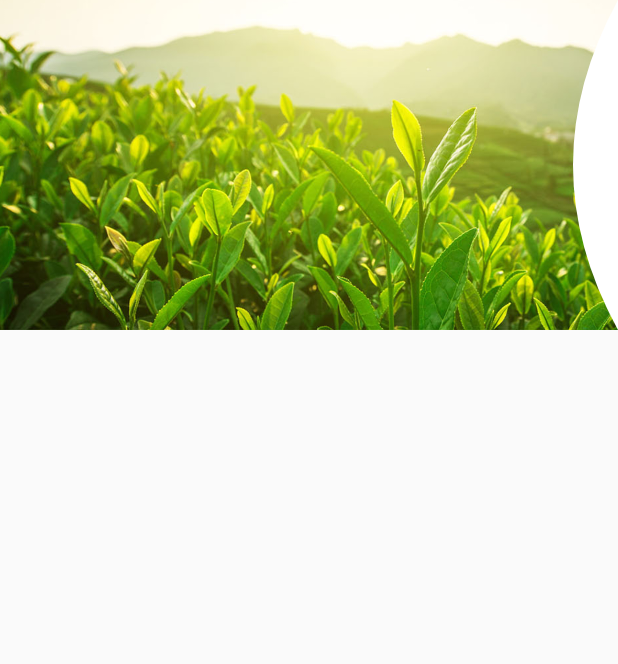
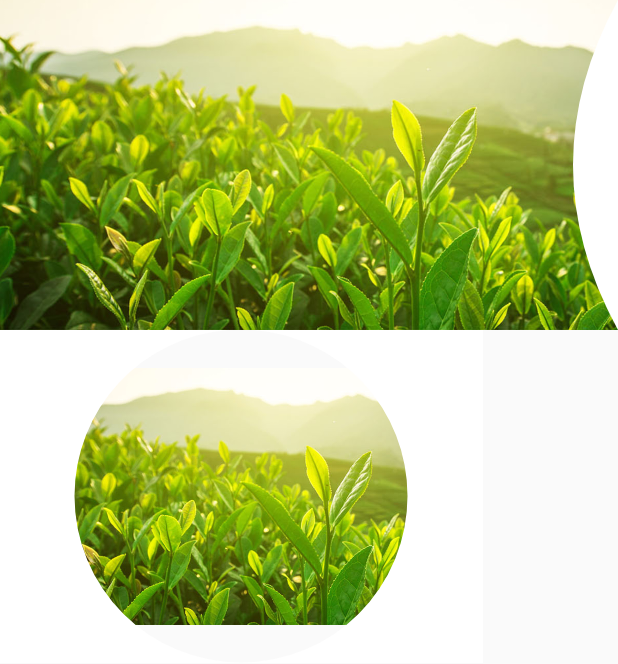
Before and after one commit to 67706724/ArcImageView, an Android app: the screen it shows after launch (MainActivity), on a phone screen of 412 x 824 dp. Shown: the top 664 px of the screen. Run offline under Robolectric (Android 15) with nearby library versions, the phone set to English and light mode, and no system bars; our stand-ins replace CircleImageView.

Commit message:
增加圆形、椭圆形图片

```diff
--- a/app/src/main/java/cn/aipiti/arcimageview/ArcImageView.java
+++ b/app/src/main/java/cn/aipiti/arcimageview/ArcImageView.java
@@ -87,6 +87,7 @@ public class ArcImageView extends android.support.v7.widget.AppCompatImageView {
         super.onDraw(canvas);
         //画笔
         mPaint.setStyle(Paint.Style.FILL);
+        mPaint.setFlags(Paint.ANTI_ALIAS_FLAG);
         mPaint.setColor(mBColor);
         RectF rectF;//方形
         Path path = new Path();
--- /dev/null
+++ b/app/src/main/java/cn/aipiti/arcimageview/CircleImageView.java
@@ -0,0 +1,105 @@
+package cn.aipiti.arcimageview;
+
+import android.content.Context;
+import android.content.res.TypedArray;
+import android.graphics.Bitmap;
+import android.graphics.Canvas;
+import android.graphics.Color;
+import android.graphics.Paint;
+import android.graphics.Path;
+import android.graphics.Rect;
+import android.graphics.RectF;
+import android.graphics.drawable.BitmapDrawable;
+import android.graphics.drawable.ColorDrawable;
+import android.graphics.drawable.Drawable;
+import android.support.annotation.Nullable;
+import android.util.AttributeSet;
+
+/**
+ * 圆形、椭圆形图片控件
+ */
+public class CircleImageView extends android.support.v7.widget.AppCompatImageView {
+    private int mWidth;
+    private int mHeight;
+    /**
+     * 正圆、椭圆
+     */
+    private int mHowMuch;
+    /**
+     * 背景颜色
+     */
+    private int mBColor;
+
+    private Paint mPaint;
+
+    public CircleImageView(Context context) {
+        this(context, null);
+    }
+
+    public CircleImageView(Context context, @Nullable AttributeSet attrs) {
+        this(context, attrs, 0);
+    }
+
+    public CircleImageView(Context context, @Nullable AttributeSet attrs, int defStyleAttr) {
+        super(context, attrs, defStyleAttr);
+        TypedArray typedArray = context.obtainStyledAttributes(attrs, R.styleable.CircleImageView);
+        mHowMuch = typedArray.getInt(R.styleable.CircleImageView_howMuch, 0);
+        mBColor = typedArray.getColor(R.styleable.CircleImageView_bColor, Color.parseColor("#ffffff"));
+        typedArray.recycle();
+
+        mPaint = new Paint();
+    }
+
+    @Override
+    protected void onMeasure(int widthMeasureSpec, int heightMeasureSpec) {
+        super.onMeasure(widthMeasureSpec, heightMeasureSpec);
+        mWidth = getMeasuredWidth();
+        mHeight = getMeasuredHeight();
+    }
+
+    @Override
+    protected void onDraw(Canvas canvas) {
+        super.onDraw(canvas);
+        //画笔
+        mPaint.setStyle(Paint.Style.FILL);
+        mPaint.setFlags(Paint.ANTI_ALIAS_FLAG);
+        mPaint.setColor(mBColor);
+
+
+        if(mHowMuch == 0) {
+            float radius = Math.min(mWidth, mHeight) / 2.0f;
+
+            Path pathArc = new Path();
+            pathArc.moveTo(0,0);
+            pathArc.addCircle(mWidth/2, mHeight/2, radius, Path.Direction.CCW);
+
+            Path path = new Path();
+            RectF rectF = new RectF(0, 0, mWidth, mHeight);
+            path.addRect(rectF, Path.Direction.CCW);
+
+            path.op(pathArc, Path.Op.DIFFERENCE);
+
+            canvas.drawPath(path, mPaint);
+        }else{
+            float radius = Math.min(mWidth, mHeight) / 2.0f;
+
+            Path pathArc = new Path();
+            RectF rectF = new RectF(0, 0, mWidth, mHeight);
+            pathArc.moveTo(0,0);
+            pathArc.addOval(rectF, Path.Direction.CCW);
+
+            Path path = new Path();
+           // RectF rectF = new RectF(0, 0, mWidth, mHeight);
+            path.addRect(rectF, Path.Direction.CCW);
+
+            path.op(pathArc, Path.Op.DIFFERENCE);
+
+            canvas.drawPath(path, mPaint);
+
+        }
+
+
+    }
+
+
+}
--- a/app/src/main/res/layout/activity_main.xml
+++ b/app/src/main/res/layout/activity_main.xml
@@ -2,6 +2,7 @@
 <LinearLayout xmlns:android="http://schemas.android.com/apk/res/android"
     android:layout_width="match_parent"
     android:layout_height="match_parent"
+    android:orientation="vertical"
     xmlns:app="http://schemas.android.com/apk/res-auto">
     <cn.aipiti.arcimageview.ArcImageView
         android:layout_width="match_parent"
@@ -11,5 +12,14 @@
         app:bColor="@color/white"
         app:mDirection="inner"
         app:mPosition="right"
-        android:src="@drawable/user"/>
+        android:src="@drawable/user" />
+
+
+    <cn.aipiti.arcimageview.CircleImageView
+        android:layout_width="322dp"
+        android:layout_height="222dp"
+        android:scaleType="fitCenter"
+        android:src="@drawable/user"
+        app:bColor="#ffffff"
+        app:howMuch="circle" />
 </LinearLayout>
```
Also changed, not shown: app/src/main/res/values/attrs.xml (+8 -0 lines).
